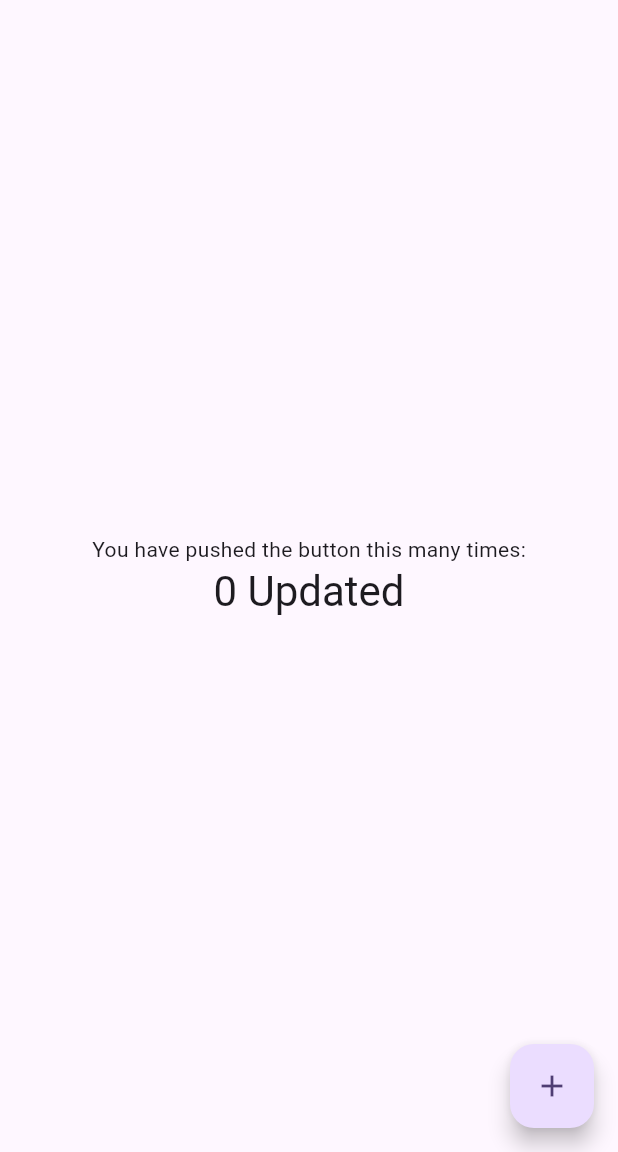
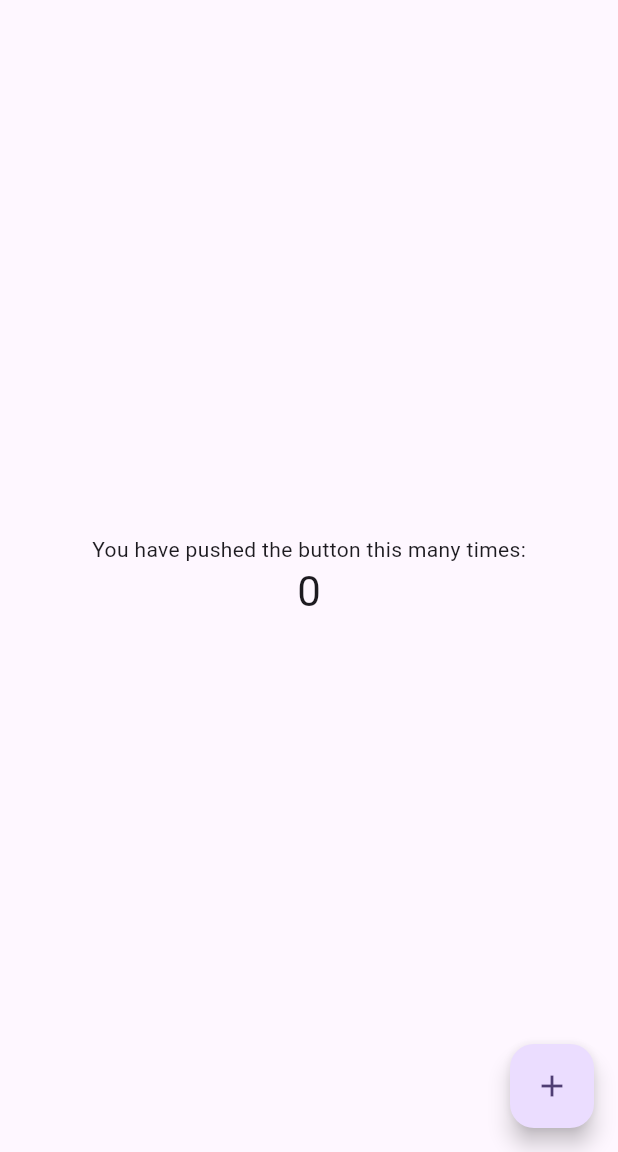
Before and after one commit to Devangi4121/newVersioning, a Flutter app: the screen it shows after launch, on a phone screen of 412 x 824 dp, the part 84-1236 px from its top. Run offline on Flutter 3.47's test engine with Material 3 defaults, Android fonts, the phone set to English and light mode, and no system bars.

Commit message:
update code

```diff
--- a/lib/main.dart
+++ b/lib/main.dart
@@ -65,7 +65,7 @@ class _MyHomePageState extends State<MyHomePage> {
           children: <Widget>[
             const Text('You have pushed the button this many times:'),
             Text(
-              '$_counter Updated',
+              '$_counter',
               style: Theme.of(context).textTheme.headlineMedium,
             ),
           ],
@@ -73,7 +73,7 @@ class _MyHomePageState extends State<MyHomePage> {
       ),
       floatingActionButton: FloatingActionButton(
         onPressed: _incrementCounter,
-        tooltip: 'Increment',
+        tooltip: 'DD',
         child: const Icon(Icons.add),
       ), // This trailing comma makes auto-formatting nicer for build methods.
     );
```
